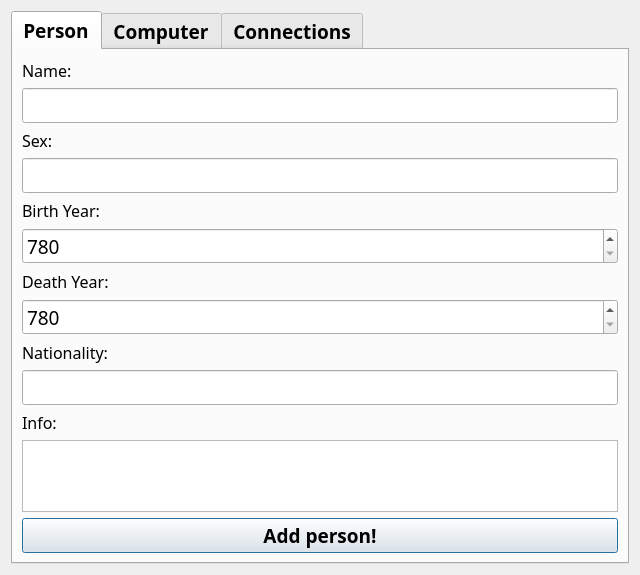
First picture: the form in additem.ui, repository Fanarito/VLN1, before the edit.
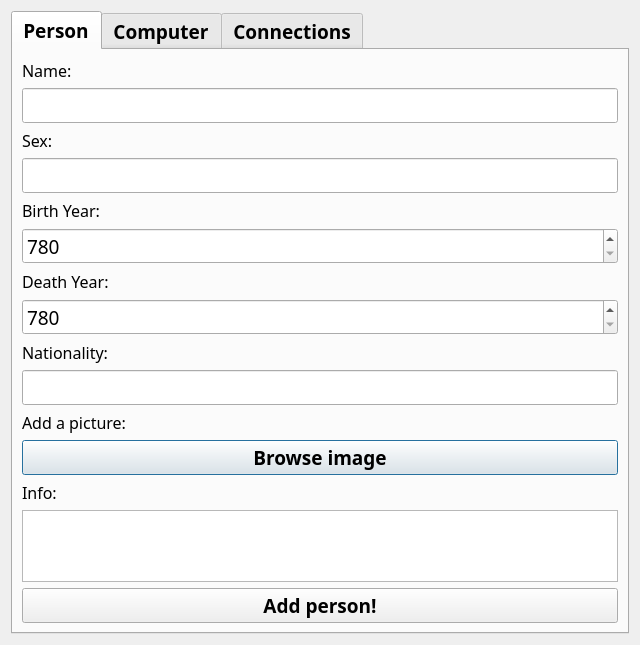
Second picture: the form after the edit.

Patch:
```diff
--- a/additem.ui
+++ b/additem.ui
@@ -146,6 +146,28 @@
        <item>
         <widget class="QLineEdit" name="lineEdit_5"/>
        </item>
+       <item>
+        <widget class="QLabel" name="label_14">
+         <property name="font">
+          <font>
+           <family>Calibri Light</family>
+           <pointsize>12</pointsize>
+           <weight>50</weight>
+           <bold>false</bold>
+          </font>
+         </property>
+         <property name="text">
+          <string>&lt;html&gt;&lt;head/&gt;&lt;body&gt;&lt;p&gt;Add a picture:&lt;/p&gt;&lt;/body&gt;&lt;/html&gt;</string>
+         </property>
+        </widget>
+       </item>
+       <item>
+        <widget class="QPushButton" name="pushButton_4">
+         <property name="text">
+          <string>Browse image</string>
+         </property>
+        </widget>
+       </item>
        <item>
         <widget class="QLabel" name="label_6">
          <property name="font">
```
